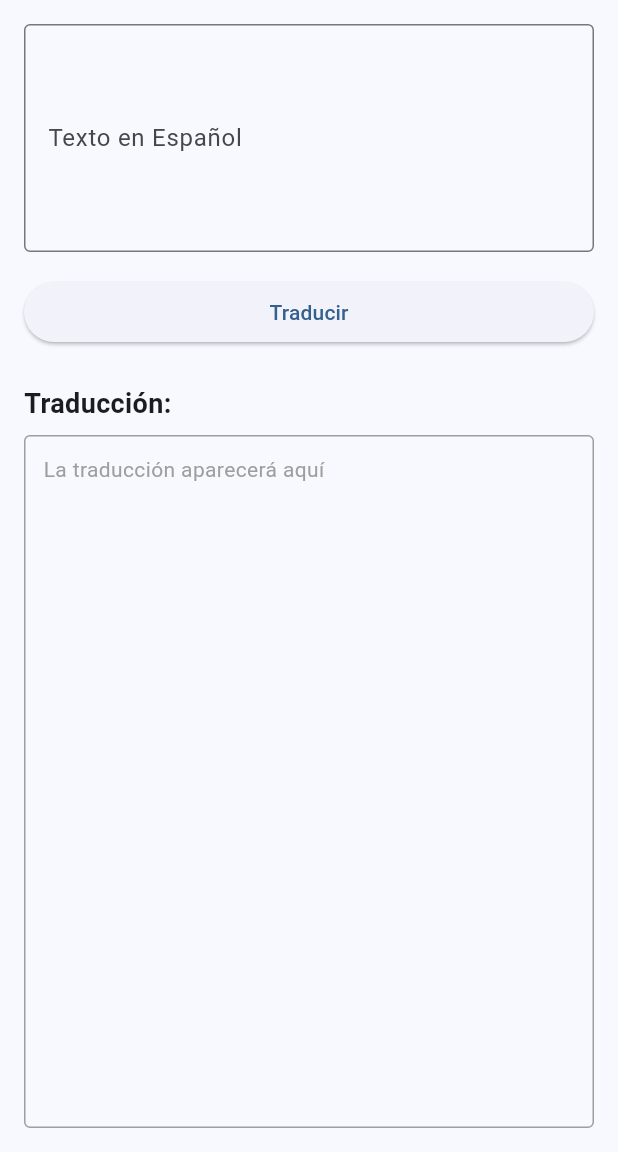
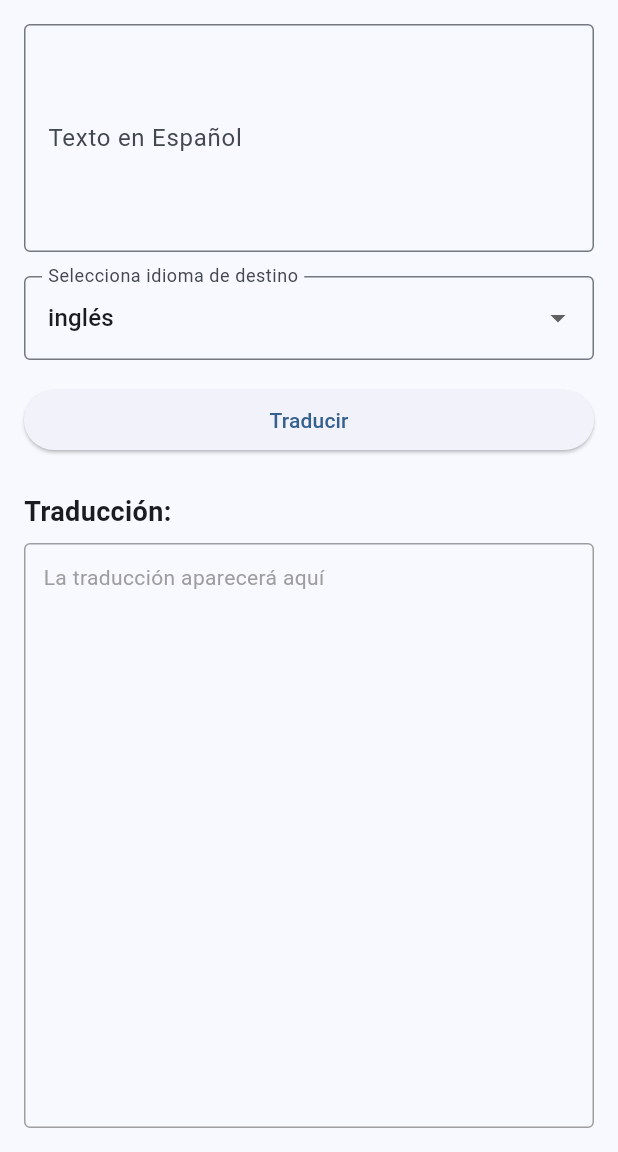
Before and after one commit to SantyR12/TraductorAI, a Flutter app: the screen it shows after launch, on a phone screen of 412 x 824 dp, the part 84-1236 px from its top. Run offline on Flutter 3.47's test engine with Material 3 defaults, Android fonts, the phone set to English and light mode, and no system bars; our stand-ins replace flutter_dotenv, google_generative_ai.

```diff
--- a/lib/main.dart
+++ b/lib/main.dart
@@ -24,6 +24,14 @@ class TranslatorApp extends StatelessWidget {
   }
 }
 
+enum Language { english, french, italian }
+
+final Map<Language, String> languageMap = {
+  Language.english: 'inglés',
+  Language.french: 'francés',
+  Language.italian: 'italiano',
+};
+
 class TranslatorScreen extends StatefulWidget {
   const TranslatorScreen({super.key});
 
@@ -33,9 +41,10 @@ class TranslatorScreen extends StatefulWidget {
 
 class _TranslatorScreenState extends State<TranslatorScreen> {
   final TextEditingController _textController = TextEditingController();
+  final _formKey = GlobalKey<FormState>();
   bool _isLoading = false;
-  String _englishText = '';
-  final _formKey = GlobalKey<FormState>();
+  String _translatedText = '';
+  Language _selectedLanguage = Language.english;
 
   Future<String> translateText(String textValue) async {
     setState(() {
@@ -43,26 +52,21 @@ class _TranslatorScreenState extends State<TranslatorScreen> {
     });
 
     try {
-      // Obtener la API key desde el archivo .env
       final apiKey = dotenv.env['GEMINI_API_KEY'];
 
       if (apiKey == null || apiKey.isEmpty) {
         throw Exception('API key not found. Please add it to your .env file.');
       }
 
-      // Crear una instancia del modelo de Gemini
       final model = GenerativeModel(
         model: 'gemini-2.0-flash-lite',
         apiKey: apiKey,
       );
 
-      // Preparar el prompt para la traducción
       final prompt =
-          'Traduce el siguiente texto del español al inglés. Devuelve '
-          'solamente el texto traducido sin incluir explicaciones:'
-          '\n\n$textValue';
+          'Traduce el siguiente texto del español al ${languageMap[_selectedLanguage]}. '
+          'Devuelve solamente el texto traducido sin incluir explicaciones:\n\n$textValue';
 
-      // Realizar la consulta a la API
       final content = [Content.text(prompt)];
       final response = await model.generateContent(content);
 
@@ -82,7 +86,7 @@ class _TranslatorScreenState extends State<TranslatorScreen> {
     if (_formKey.currentState!.validate()) {
       String result = await translateText(_textController.text);
       setState(() {
-        _englishText = result;
+        _translatedText = result;
       });
     }
   }
@@ -107,7 +111,6 @@ class _TranslatorScreenState extends State<TranslatorScreen> {
           child: Column(
             crossAxisAlignment: CrossAxisAlignment.stretch,
             children: [
-              // Entrada de texto en español
               TextFormField(
                 controller: _textController,
                 decoration: const InputDecoration(
@@ -124,8 +127,27 @@ class _TranslatorScreenState extends State<TranslatorScreen> {
                 },
               ),
               const SizedBox(height: 16.0),
-
-              // Botón de traducción
+              DropdownButtonFormField<Language>(
+                value: _selectedLanguage,
+                decoration: const InputDecoration(
+                  labelText: 'Selecciona idioma de destino',
+                  border: OutlineInputBorder(),
+                ),
+                items: Language.values.map((lang) {
+                  return DropdownMenuItem<Language>(
+                    value: lang,
+                    child: Text(languageMap[lang]!),
+                  );
+                }).toList(),
+                onChanged: (Language? newLang) {
+                  if (newLang != null) {
+                    setState(() {
+                      _selectedLanguage = newLang;
+                    });
+                  }
+                },
+              ),
+              const SizedBox(height: 16.0),
               ElevatedButton(
                 onPressed: _isLoading ? null : _handleTranslate,
                 child: _isLoading
@@ -133,8 +155,6 @@ class _TranslatorScreenState extends State<TranslatorScreen> {
                     : const Text('Traducir'),
               ),
               const SizedBox(height: 24.0),
-
-              // Sección de texto traducido
               const Text(
                 'Traducción:',
                 style: TextStyle(
@@ -143,7 +163,6 @@ class _TranslatorScreenState extends State<TranslatorScreen> {
                 ),
               ),
               const SizedBox(height: 8.0),
-
               Expanded(
                 child: Container(
                   padding: const EdgeInsets.all(12.0),
@@ -153,12 +172,13 @@ class _TranslatorScreenState extends State<TranslatorScreen> {
                   ),
                   child: SingleChildScrollView(
                     child: Text(
-                      _englishText.isEmpty
+                      _translatedText.isEmpty
                           ? 'La traducción aparecerá aquí'
-                          : _englishText,
+                          : _translatedText,
                       style: TextStyle(
-                        color:
-                            _englishText.isEmpty ? Colors.grey : Colors.black,
+                        color: _translatedText.isEmpty
+                            ? Colors.grey
+                            : Colors.black,
                       ),
                     ),
                   ),
```
Also changed, not shown: pubspec.lock.
